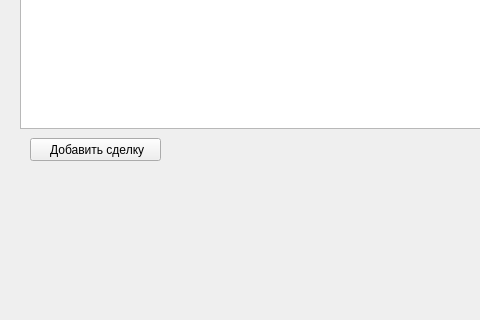
Old version of the form task_window_2.ui in the repository max-marshalov/ZMC-Task3; both pictures show x 0 to 480 and y 322 to 642 of the 805 by 642 pixel window.
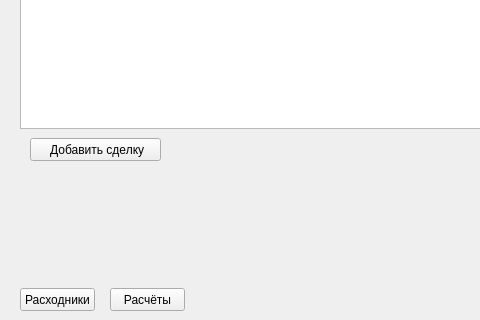
New version of the form.

```diff
--- a/task_window_2.ui
+++ b/task_window_2.ui
@@ -82,6 +82,32 @@
      <string> Добавить сделку</string>
     </property>
    </widget>
+   <widget class="QPushButton" name="pushButton_mat">
+    <property name="geometry">
+     <rect>
+      <x>20</x>
+      <y>610</y>
+      <width>75</width>
+      <height>23</height>
+     </rect>
+    </property>
+    <property name="text">
+     <string>Расходники</string>
+    </property>
+   </widget>
+   <widget class="QPushButton" name="pushButton_buh">
+    <property name="geometry">
+     <rect>
+      <x>110</x>
+      <y>610</y>
+      <width>75</width>
+      <height>23</height>
+     </rect>
+    </property>
+    <property name="text">
+     <string>Расчёты</string>
+    </property>
+   </widget>
   </widget>
  </widget>
  <resources/>
```
